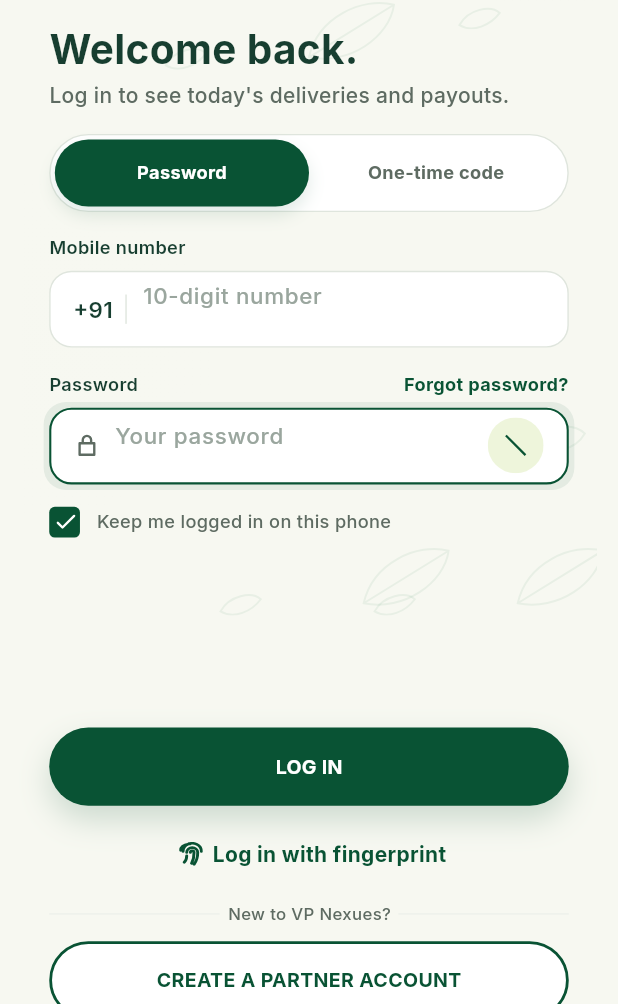
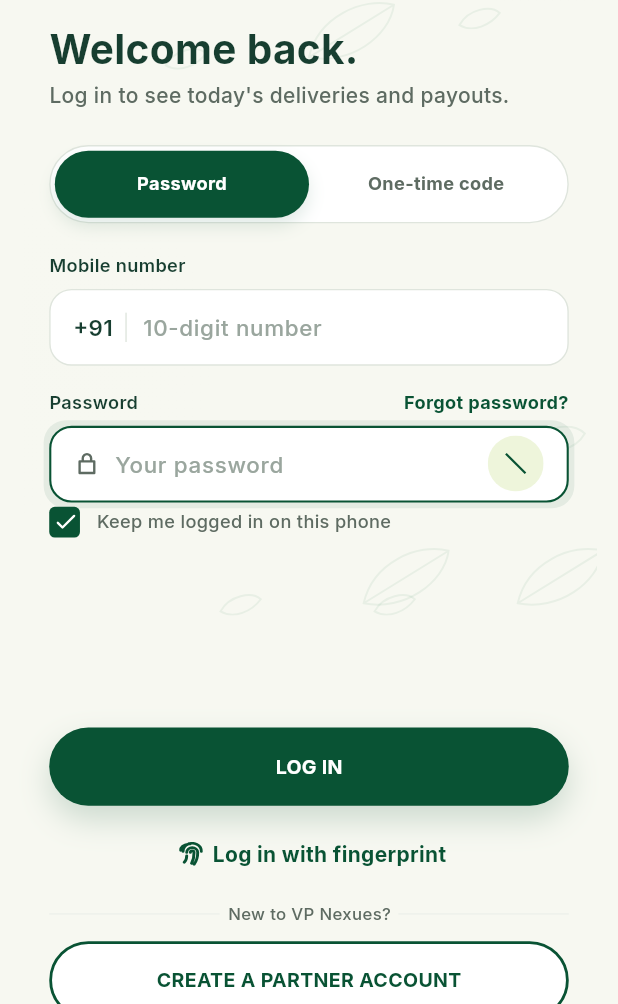
Before and after one commit to Aneesvpnexues/vpnexues-delivery-person-app, a Flutter app: the screen it shows after launch, after a tap on "I ALREADY HAVE AN ACCOUNT", on a phone screen of 412 x 824 dp, the part 232-1236 px from its top. Run offline on Flutter 3.47's test engine with Material 3 defaults, Android fonts, the phone set to English and light mode, and no system bars; our stand-ins replace flutter_svg, image_picker, lucide_icons_flutter, shared_preferences; network calls fail.

Commit message:
Fix login screen spacing and field alignment

```diff
--- a/mobile/lib/screens/login_screen.dart
+++ b/mobile/lib/screens/login_screen.dart
@@ -108,7 +108,7 @@ class _LoginScreenState extends State<LoginScreen> {
             // segmented control
             DBox(
               x: 20,
-              y: 262,
+              y: 270,
               w: 372,
               h: 56,
               r: 28,
@@ -118,7 +118,7 @@ class _LoginScreenState extends State<LoginScreen> {
             AnimatedPositioned(
               duration: const Duration(milliseconds: 200),
               left: _tab == 'password' ? 24 : 206,
-              top: 266,
+              top: 274,
               width: 182,
               height: 48,
               child: Container(
@@ -127,7 +127,7 @@ class _LoginScreenState extends State<LoginScreen> {
             ),
             Positioned(
               left: 24,
-              top: 266,
+              top: 274,
               width: 182,
               height: 48,
               child: GestureDetector(
@@ -142,7 +142,7 @@ class _LoginScreenState extends State<LoginScreen> {
             ),
             Positioned(
               left: 206,
-              top: 266,
+              top: 274,
               width: 182,
               height: 48,
               child: GestureDetector(
@@ -156,23 +156,25 @@ class _LoginScreenState extends State<LoginScreen> {
               ),
             ),
 
-            const DTxt('Mobile number', x: 20, y: 334, w: 372, wt: FontWeight.w600, lh: 18.2),
+            const DTxt('Mobile number', x: 20, y: 347, w: 372, wt: FontWeight.w600, lh: 18.2),
             DBox(
               x: 20,
-              y: 360,
+              y: 373,
               w: 372,
               h: 55,
               r: 16,
               bg: Colors.white,
               border: Border.all(color: C.line),
             ),
-            const DTxt('+91', x: 37, y: 377, w: 38, s: 16, wt: FontWeight.w600, lh: 22.4),
-            const DBox(x: 74.5, y: 377, w: 1, h: 21, bg: C.line),
+            const DTxt('+91', x: 37, y: 390, w: 38, s: 16, wt: FontWeight.w600, lh: 22.4),
+            const DBox(x: 74.5, y: 390, w: 1, h: 21, bg: C.line),
             Positioned(
               left: 87,
-              top: 366,
+              top: 373,
               width: 280,
-              height: 44,
+              height: 55,
+              child: Align(
+                alignment: Alignment.centerLeft,
                 child: TextField(
                   controller: _mobile,
                   keyboardType: TextInputType.phone,
@@ -181,6 +183,7 @@ class _LoginScreenState extends State<LoginScreen> {
                   style: const TextStyle(fontFamily: 'Inter', fontSize: 16, fontWeight: FontWeight.w600, color: C.ink),
                   decoration: const InputDecoration(
                     isDense: true,
+                    isCollapsed: true,
                     counterText: '',
                     filled: false,
                     border: InputBorder.none,
@@ -195,13 +198,14 @@ class _LoginScreenState extends State<LoginScreen> {
                   ),
                 ),
               ),
+            ),
 
             if (_tab == 'password') ...[
-              const DTxt('Password', x: 20, y: 432, w: 372, wt: FontWeight.w600, lh: 18.2),
+              const DTxt('Password', x: 20, y: 445, w: 372, wt: FontWeight.w600, lh: 18.2),
               DTxt(
                 'Forgot password?',
                 x: 252,
-                y: 432,
+                y: 445,
                 w: 140,
                 wt: FontWeight.w700,
                 lh: 18.2,
@@ -213,7 +217,7 @@ class _LoginScreenState extends State<LoginScreen> {
               ),
               DBox(
                 x: 20,
-                y: 458,
+                y: 471,
                 w: 372,
                 h: 55,
                 r: 16,
@@ -221,12 +225,14 @@ class _LoginScreenState extends State<LoginScreen> {
                 border: Border.all(color: C.green, width: 1.5),
                 shadow: [BoxShadow(color: C.green.withValues(alpha: .08), blurRadius: 0, spreadRadius: 4)],
               ),
-              const DSvg('assets/ui/lock.svg', x: 38, y: 476, w: 18, h: 18),
+              const DSvg('assets/ui/lock.svg', x: 38, y: 489, w: 18, h: 18),
               Positioned(
                 left: 67,
-                top: 466,
+                top: 471,
                 width: 250,
-                height: 42,
+                height: 55,
+                child: Align(
+                  alignment: Alignment.centerLeft,
                   child: TextField(
                     controller: _password,
                     obscureText: !_show,
@@ -235,6 +241,7 @@ class _LoginScreenState extends State<LoginScreen> {
                     style: const TextStyle(fontFamily: 'Inter', fontSize: 16, fontWeight: FontWeight.w600, color: C.ink),
                     decoration: const InputDecoration(
                       isDense: true,
+                      isCollapsed: true,
                       filled: false,
                       border: InputBorder.none,
                       enabledBorder: InputBorder.none,
@@ -248,9 +255,10 @@ class _LoginScreenState extends State<LoginScreen> {
                     ),
                   ),
                 ),
+              ),
               DBox(
                 x: 334,
-                y: 465,
+                y: 478,
                 w: 40,
                 h: 40,
                 onTap: () => setState(() => _show = !_show),
@@ -265,7 +273,7 @@ class _LoginScreenState extends State<LoginScreen> {
                 ),
               ),
             ] else
-              const DTxt("We'll text a 6-digit one-time code to this number.", x: 20, y: 432, w: 372, s: 13, wt: FontWeight.w500, lh: 19.5, c: C.muted),
+              const DTxt("We'll text a 6-digit one-time code to this number.", x: 20, y: 445, w: 372, s: 13, wt: FontWeight.w500, lh: 19.5, c: C.muted),
 
             DBox(
               x: 20,
```
Lines whose indentation alone changed are shown as unchanged.
